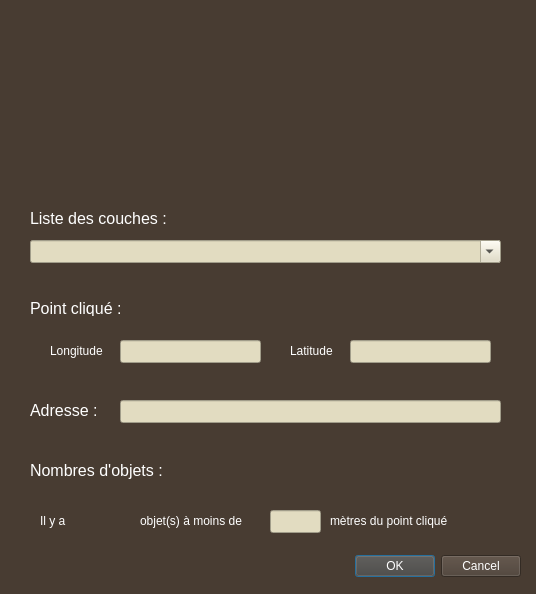
Old version of the form myfirstplugin_dialog_base.ui in the repository wulaurent/myfirstplugin.
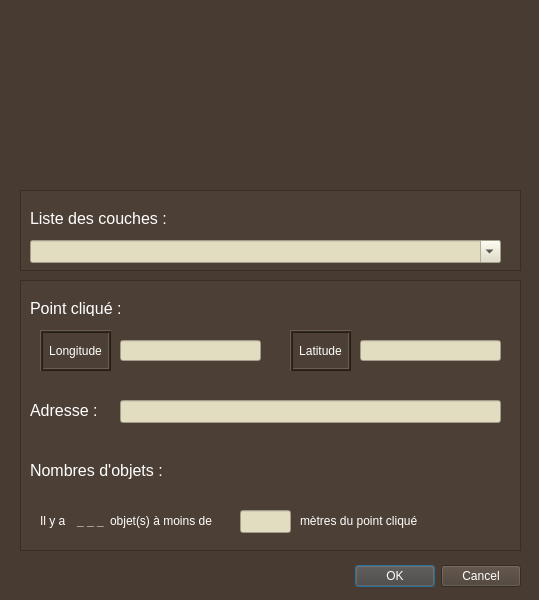
New version of the form. Icons and pictures are not drawn.

Commit message: feat(ui): ajout d'un UI ergonomique

The edit to the form file:
```diff
--- a/myfirstplugin_dialog_base.ui
+++ b/myfirstplugin_dialog_base.ui
@@ -9,8 +9,8 @@
    <rect>
     <x>0</x>
     <y>0</y>
-    <width>536</width>
-    <height>594</height>
+    <width>539</width>
+    <height>600</height>
    </rect>
   </property>
   <property name="palette">
@@ -458,11 +458,26 @@
   <property name="windowTitle">
    <string>MyFirstPlugin</string>
   </property>
+  <property name="toolTip">
+   <string/>
+  </property>
+  <property name="toolTipDuration">
+   <number>-1</number>
+  </property>
+  <property name="statusTip">
+   <string/>
+  </property>
+  <property name="sizeGripEnabled">
+   <bool>false</bool>
+  </property>
+  <property name="modal">
+   <bool>false</bool>
+  </property>
   <widget class="QDialogButtonBox" name="button_box">
    <property name="geometry">
     <rect>
      <x>180</x>
-     <y>550</y>
+     <y>560</y>
      <width>341</width>
      <height>32</height>
     </rect>
@@ -1003,7 +1018,7 @@
      <x>120</x>
      <y>340</y>
      <width>141</width>
-     <height>23</height>
+     <height>21</height>
     </rect>
    </property>
    <property name="styleSheet">
@@ -1023,23 +1038,38 @@
   <widget class="QLabel" name="longitude_label">
    <property name="geometry">
     <rect>
-     <x>50</x>
-     <y>340</y>
-     <width>61</width>
-     <height>21</height>
+     <x>40</x>
+     <y>330</y>
+     <width>71</width>
+     <height>41</height>
     </rect>
    </property>
+   <property name="frameShape">
+    <enum>QFrame::Box</enum>
+   </property>
+   <property name="frameShadow">
+    <enum>QFrame::Raised</enum>
+   </property>
+   <property name="lineWidth">
+    <number>1</number>
+   </property>
+   <property name="midLineWidth">
+    <number>1</number>
+   </property>
    <property name="text">
     <string>Longitude</string>
    </property>
+   <property name="alignment">
+    <set>Qt::AlignCenter</set>
+   </property>
   </widget>
   <widget class="QLineEdit" name="latitude_point">
    <property name="geometry">
     <rect>
-     <x>350</x>
+     <x>360</x>
      <y>340</y>
      <width>141</width>
-     <height>23</height>
+     <height>21</height>
     </rect>
    </property>
    <property name="styleSheet">
@@ -1060,27 +1090,44 @@
    <property name="geometry">
     <rect>
      <x>290</x>
-     <y>340</y>
+     <y>330</y>
      <width>61</width>
-     <height>21</height>
+     <height>41</height>
     </rect>
    </property>
+   <property name="frameShape">
+    <enum>QFrame::Box</enum>
+   </property>
+   <property name="frameShadow">
+    <enum>QFrame::Raised</enum>
+   </property>
+   <property name="midLineWidth">
+    <number>1</number>
+   </property>
    <property name="text">
     <string>Latitude</string>
    </property>
+   <property name="scaledContents">
+    <bool>false</bool>
+   </property>
+   <property name="alignment">
+    <set>Qt::AlignCenter</set>
+   </property>
   </widget>
   <widget class="QLabel" name="address_label">
    <property name="geometry">
     <rect>
      <x>30</x>
      <y>400</y>
-     <width>81</width>
+     <width>91</width>
      <height>21</height>
     </rect>
    </property>
    <property name="font">
     <font>
      <pointsize>12</pointsize>
+     <weight>50</weight>
+     <bold>false</bold>
     </font>
    </property>
    <property name="text">
@@ -1115,13 +1162,15 @@
     <rect>
      <x>30</x>
      <y>460</y>
-     <width>151</width>
+     <width>181</width>
      <height>21</height>
     </rect>
    </property>
    <property name="font">
     <font>
      <pointsize>12</pointsize>
+     <weight>50</weight>
+     <bold>false</bold>
     </font>
    </property>
    <property name="text">
@@ -1144,7 +1193,7 @@
   <widget class="QLabel" name="text_2">
    <property name="geometry">
     <rect>
-     <x>140</x>
+     <x>110</x>
      <y>510</y>
      <width>121</width>
      <height>21</height>
@@ -1157,7 +1206,7 @@
   <widget class="QLabel" name="text_3">
    <property name="geometry">
     <rect>
-     <x>330</x>
+     <x>300</x>
      <y>510</y>
      <width>141</width>
      <height>21</height>
@@ -1170,12 +1219,23 @@
   <widget class="QLineEdit" name="meters_label">
    <property name="geometry">
     <rect>
-     <x>270</x>
+     <x>240</x>
      <y>510</y>
      <width>51</width>
      <height>23</height>
     </rect>
    </property>
+   <property name="font">
+    <font>
+     <strikeout>false</strikeout>
+    </font>
+   </property>
+   <property name="toolTip">
+    <string notr="true"/>
+   </property>
+   <property name="toolTipDuration">
+    <number>9</number>
+   </property>
    <property name="styleSheet">
     <string notr="true">background-color: rgb(226, 220, 193);
 color: rgb(0, 0, 0);</string>
@@ -1184,22 +1244,144 @@
   <widget class="QLabel" name="object_label">
    <property name="geometry">
     <rect>
-     <x>80</x>
+     <x>70</x>
      <y>510</y>
-     <width>51</width>
+     <width>41</width>
      <height>21</height>
     </rect>
    </property>
+   <property name="font">
+    <font>
+     <weight>75</weight>
+     <bold>true</bold>
+    </font>
+   </property>
    <property name="layoutDirection">
     <enum>Qt::LeftToRight</enum>
    </property>
+   <property name="frameShape">
+    <enum>QFrame::NoFrame</enum>
+   </property>
    <property name="text">
-    <string/>
+    <string>_ _ _</string>
    </property>
    <property name="alignment">
     <set>Qt::AlignCenter</set>
    </property>
   </widget>
+  <widget class="QUndoView" name="undoView">
+   <property name="geometry">
+    <rect>
+     <x>20</x>
+     <y>280</y>
+     <width>501</width>
+     <height>271</height>
+    </rect>
+   </property>
+   <property name="palette">
+    <palette>
+     <active>
+      <colorrole role="Base">
+       <brush brushstyle="SolidPattern">
+        <color alpha="5">
+         <red>239</red>
+         <green>239</green>
+         <blue>239</blue>
+        </color>
+       </brush>
+      </colorrole>
+     </active>
+     <inactive>
+      <colorrole role="Base">
+       <brush brushstyle="SolidPattern">
+        <color alpha="5">
+         <red>239</red>
+         <green>239</green>
+         <blue>239</blue>
+        </color>
+       </brush>
+      </colorrole>
+     </inactive>
+     <disabled>
+      <colorrole role="Base">
+       <brush brushstyle="SolidPattern">
+        <color alpha="255">
+         <red>72</red>
+         <green>60</green>
+         <blue>50</blue>
+        </color>
+       </brush>
+      </colorrole>
+     </disabled>
+    </palette>
+   </property>
+  </widget>
+  <widget class="QUndoView" name="undoView_2">
+   <property name="geometry">
+    <rect>
+     <x>20</x>
+     <y>190</y>
+     <width>501</width>
+     <height>81</height>
+    </rect>
+   </property>
+   <property name="palette">
+    <palette>
+     <active>
+      <colorrole role="Base">
+       <brush brushstyle="SolidPattern">
+        <color alpha="5">
+         <red>239</red>
+         <green>239</green>
+         <blue>239</blue>
+        </color>
+       </brush>
+      </colorrole>
+     </active>
+     <inactive>
+      <colorrole role="Base">
+       <brush brushstyle="SolidPattern">
+        <color alpha="5">
+         <red>239</red>
+         <green>239</green>
+         <blue>239</blue>
+        </color>
+       </brush>
+      </colorrole>
+     </inactive>
+     <disabled>
+      <colorrole role="Base">
+       <brush brushstyle="SolidPattern">
+        <color alpha="255">
+         <red>72</red>
+         <green>60</green>
+         <blue>50</blue>
+        </color>
+       </brush>
+      </colorrole>
+     </disabled>
+    </palette>
+   </property>
+  </widget>
+  <zorder>undoView_2</zorder>
+  <zorder>undoView</zorder>
+  <zorder>button_box</zorder>
+  <zorder>label_layers</zorder>
+  <zorder>combobox_layers</zorder>
+  <zorder>banner</zorder>
+  <zorder>clicked_point</zorder>
+  <zorder>longitude_point</zorder>
+  <zorder>longitude_label</zorder>
+  <zorder>latitude_point</zorder>
+  <zorder>latitude_label</zorder>
+  <zorder>address_label</zorder>
+  <zorder>address_edit</zorder>
+  <zorder>object_number_label</zorder>
+  <zorder>text</zorder>
+  <zorder>text_2</zorder>
+  <zorder>text_3</zorder>
+  <zorder>meters_label</zorder>
+  <zorder>object_label</zorder>
  </widget>
  <resources/>
  <connections>
```
Left out of the diff: 12 changed lines with no effect on the pictures.
